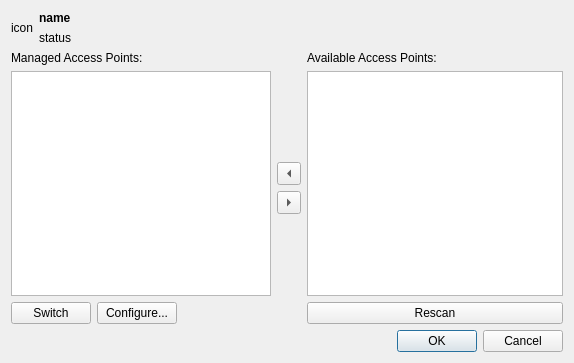
First picture: the form in qnut/airset.ui, repository dosnut/nut, before the edit.
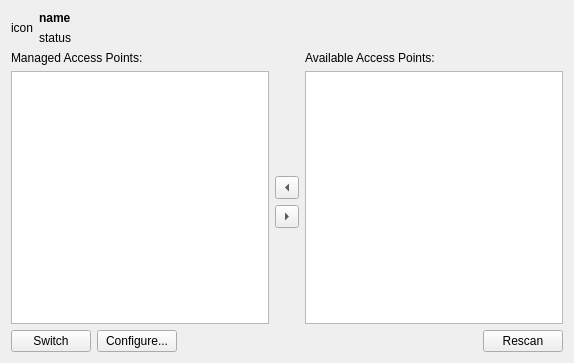
Second picture: the form after the edit.

```diff
--- a/qnut/airset.ui
+++ b/qnut/airset.ui
@@ -1,6 +1,6 @@
 <ui version="4.0" >
- <class>wpaset</class>
- <widget class="QDialog" name="wpaset" >
+ <class>airset</class>
+ <widget class="QWidget" name="airset" >
   <property name="geometry" >
    <rect>
     <x>0</x>
@@ -76,6 +76,9 @@
            <verstretch>0</verstretch>
           </sizepolicy>
          </property>
+         <property name="rootIsDecorated" >
+          <bool>false</bool>
+         </property>
         </widget>
        </item>
        <item>
@@ -175,16 +178,26 @@
        </item>
        <item>
         <widget class="QTreeView" name="availableView" >
-         <property name="sizePolicy" >
-          <sizepolicy vsizetype="Expanding" hsizetype="Preferred" >
-           <horstretch>0</horstretch>
-           <verstretch>0</verstretch>
-          </sizepolicy>
+         <property name="rootIsDecorated" >
+          <bool>false</bool>
          </property>
         </widget>
        </item>
        <item>
         <layout class="QHBoxLayout" >
+         <item>
+          <spacer>
+           <property name="orientation" >
+            <enum>Qt::Horizontal</enum>
+           </property>
+           <property name="sizeHint" >
+            <size>
+             <width>40</width>
+             <height>20</height>
+            </size>
+           </property>
+          </spacer>
+         </item>
          <item>
           <widget class="QPushButton" name="rescanButton" >
            <property name="sizePolicy" >
@@ -204,16 +217,6 @@
      </item>
     </layout>
    </item>
-   <item>
-    <widget class="QDialogButtonBox" name="buttonBox" >
-     <property name="orientation" >
-      <enum>Qt::Horizontal</enum>
-     </property>
-     <property name="standardButtons" >
-      <set>QDialogButtonBox::Cancel|QDialogButtonBox::NoButton|QDialogButtonBox::Ok</set>
-     </property>
-    </widget>
-   </item>
   </layout>
  </widget>
  <tabstops>
```
Left out of the diff: 38 changed lines with no effect on the pictures.
